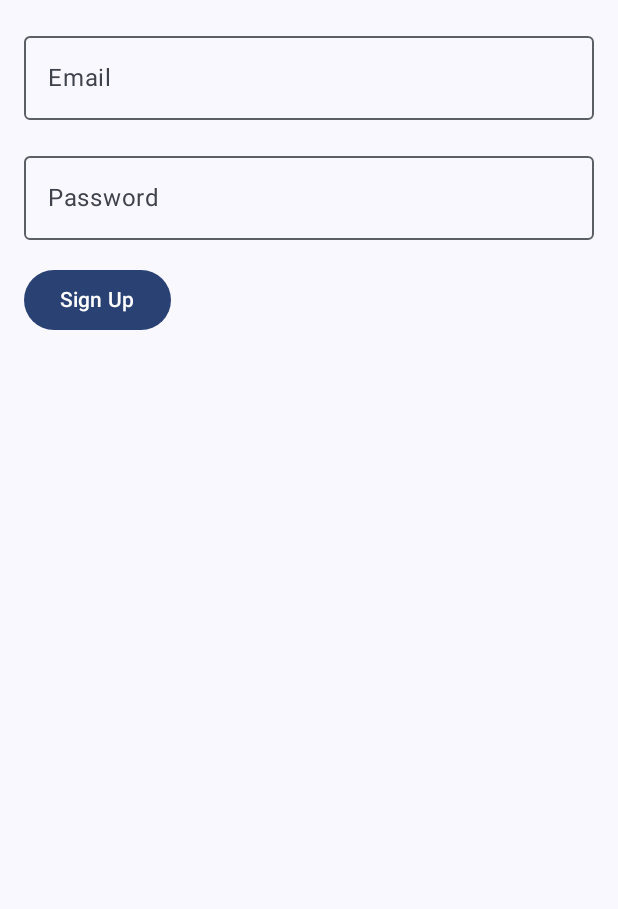
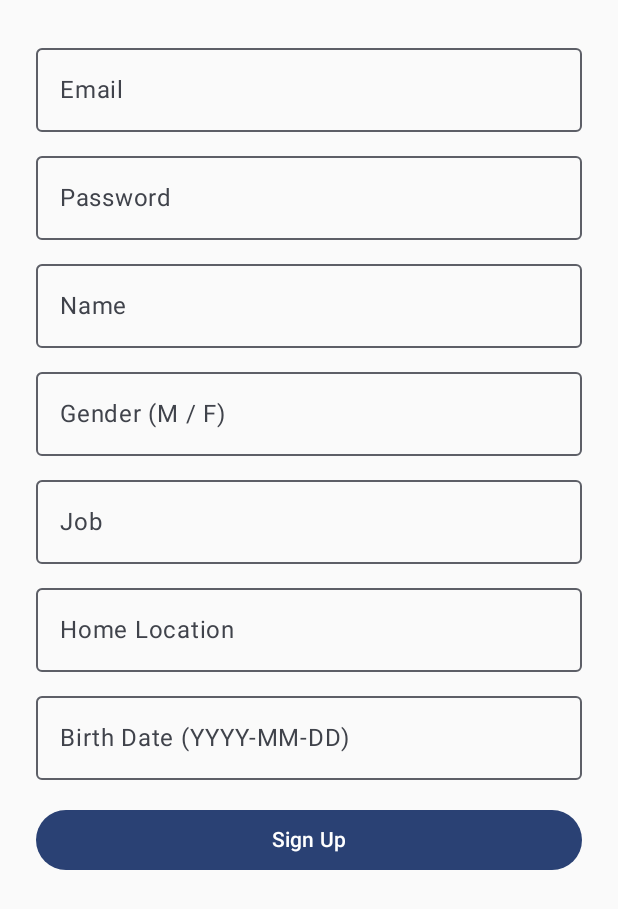
Before and after one commit to KarenKhou/SmartCloset, an Android app built with Jetpack Compose: the screen it shows after launch (MainActivity), on a phone screen of 412 x 824 dp. Shown: the top 909 px of the screen. Run offline under Robolectric (Android 15) with nearby library versions, the phone set to English and light mode, and no system bars; libraries missing offline, so code that uses them is left out: io.github.jan.supabase.

Commit message:
sign up et log in AVEC LA TABLE USER PERSONALISE

```diff
--- a/app/src/main/java/com/example/tesy2/MainActivity.kt
+++ b/app/src/main/java/com/example/tesy2/MainActivity.kt
@@ -1,6 +1,7 @@
 package com.example.tesy2
 
 import android.os.Bundle
+import android.widget.Toast
 import androidx.activity.ComponentActivity
 import androidx.activity.compose.setContent
 import androidx.activity.enableEdgeToEdge
@@ -33,6 +34,7 @@ import androidx.compose.runtime.getValue
 import androidx.compose.runtime.mutableStateOf
 import androidx.compose.runtime.rememberCoroutineScope
 import androidx.compose.runtime.setValue
+import androidx.compose.ui.platform.LocalContext
 import androidx.compose.ui.unit.dp
 import androidx.lifecycle.lifecycleScope
 import io.github.jan.supabase.BuildConfig
@@ -74,62 +76,75 @@ class MainActivity : ComponentActivity() {
 
         setContent {
             Tesy2Theme {
-                Scaffold(
-                    modifier = Modifier.fillMaxSize(),
-                    content = { paddingValues ->
+                SignUpScreen()
+            }
+        }
+    }
+
+}
+
+
+@Composable
+fun SignUpScreen(modifier: Modifier = Modifier) {
+    val scope = rememberCoroutineScope()
+    val context = LocalContext.current
 
     var email by remember { mutableStateOf("") }
     var password by remember { mutableStateOf("") }
-                        val scope = rememberCoroutineScope()
+    var name by remember { mutableStateOf("") }
+    var gender by remember { mutableStateOf("") }
+    var job by remember { mutableStateOf("") }
+    var location by remember { mutableStateOf("") }
+    var birthDate by remember { mutableStateOf("") }
 
     Column(
-                            modifier = Modifier
-                                .padding(paddingValues) // 👈 applies Scaffold's padding
-                                .padding(16.dp)         // 👈 additional padding inside the screen
+        modifier = modifier
+            .padding(24.dp)
             .fillMaxSize()
     ) {
-                            OutlinedTextField(
-                                value = email,
-                                onValueChange = { email = it },
-                                label = { Text("Email") },
-                                modifier = Modifier.fillMaxWidth()
-                            )
-
-                            OutlinedTextField(
-                                value = password,
-                                onValueChange = { password = it },
-                                label = { Text("Password") },
-                                modifier = Modifier
-                                    .padding(top = 16.dp)
-                                    .fillMaxWidth()
-                            )
+        OutlinedTextField(value = email, onValueChange = { email = it }, label = { Text("Email") }, modifier = Modifier.fillMaxWidth())
+        OutlinedTextField(value = password, onValueChange = { password = it }, label = { Text("Password") }, modifier = Modifier.fillMaxWidth().padding(top = 8.dp))
+        OutlinedTextField(value = name, onValueChange = { name = it }, label = { Text("Name") }, modifier = Modifier.fillMaxWidth().padding(top = 8.dp))
+        OutlinedTextField(value = gender, onValueChange = { gender = it }, label = { Text("Gender (M / F)") }, modifier = Modifier.fillMaxWidth().padding(top = 8.dp))
+        OutlinedTextField(value = job, onValueChange = { job = it }, label = { Text("Job") }, modifier = Modifier.fillMaxWidth().padding(top = 8.dp))
+        OutlinedTextField(value = location, onValueChange = { location = it }, label = { Text("Home Location") }, modifier = Modifier.fillMaxWidth().padding(top = 8.dp))
+        OutlinedTextField(value = birthDate, onValueChange = { birthDate = it }, label = { Text("Birth Date (YYYY-MM-DD)") }, modifier = Modifier.fillMaxWidth().padding(top = 8.dp))
 
         Button(
             onClick = {
                 scope.launch {
                     try {
-                                            val user = supabase.auth.signUpWith(Email) {
+                        val result = supabase.auth.signUpWith(Email) {
                             this.email = email
                             this.password = password
                         }
-                                            println("✅ Sign up successful:")
+
+                        val uid = supabase.auth.currentUserOrNull()?.id ?: return@launch
+
+
+                        val userRow = AppUser(
+                            user_id = uid,
+                            name = name,
+                            gender = gender,
+                            job = job,
+                            home_location = location,
+                            birth_date = birthDate
+                        )
+
+                        supabase.from("User").insert(userRow)
+
+                        Toast.makeText(context, "✅ Inscription réussie !", Toast.LENGTH_LONG).show()
                     } catch (e: Exception) {
-                                            println("❌ Sign up failed: ${e.message}")
+                        e.printStackTrace()
+                        Toast.makeText(context, "❌ Erreur: ${e.message}", Toast.LENGTH_LONG).show()
                     }
                 }
             },
-                                modifier = Modifier.padding(top = 16.dp)
+            modifier = Modifier
+                .fillMaxWidth()
+                .padding(top = 16.dp)
         ) {
             Text("Sign Up")
         }
     }
 }
-                )
-            }
-        }
-
-
-    }
-
-
-}
```
Also changed, not shown: app/src/main/java/com/example/tesy2/AppUser.kt (added, +13 -0 lines). Lines whose indentation alone changed are shown as unchanged.
